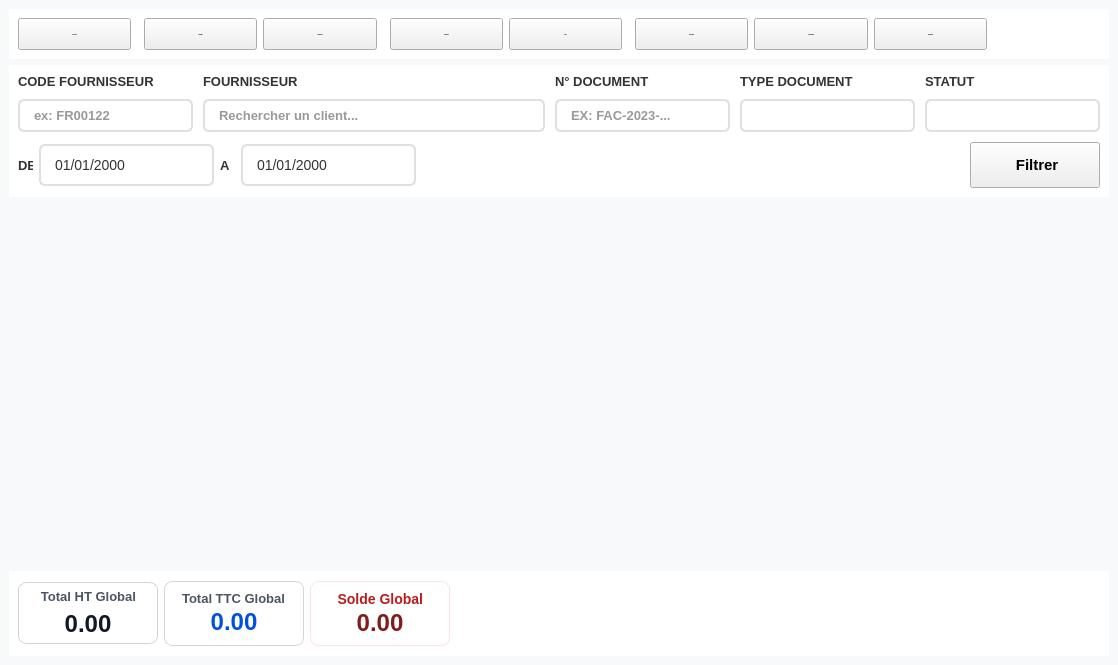
lak-barmajyat/AZENZ-Commercial, file modules/achats/liste_achats/achats.ui: the form before one commit.
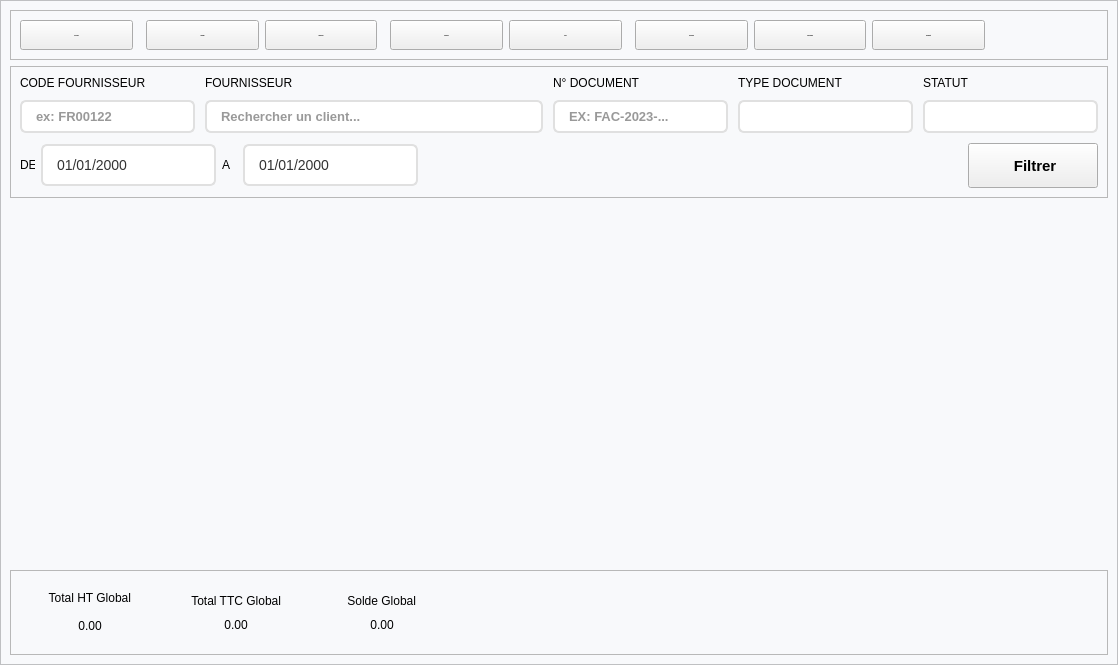
The form after the commit. Icons and pictures are not drawn. Custom widgets are drawn as their Qt base class.

Commit message: I forgot what changes I did here but I think I was fixing just the ui, nothing new, fixing the current files to be better

The edit to the form file:
```diff
--- a/modules/achats/liste_achats/achats.ui
+++ b/modules/achats/liste_achats/achats.ui
@@ -14,12 +14,90 @@
    <string>Form</string>
   </property>
   <property name="styleSheet">
-   <string notr="true">#Background {
+   <string notr="true">/* ==== AUTO-SYNCED QSS START (managed by theme/sync_qss.py) ==== */
+/* ===================================================================== *
+ * AZENZ - Global base style sheet                                       *
+ * Single source of truth for all windows.                               *
+ * Class-based for QFrame/QLabel; element-level for shared controls.     *
+ * ===================================================================== */
+
+#Background {
     background-color: #F8F9FB;
 }
 
+/* ===================================================================== *
+ * Labels - class based (no global QLabel rule)                          *
+ * ===================================================================== */
+QLabel[class="label"] {
+    color: #333333;
+    border: none;
+    background-color: transparent;
+    font-family: "Inter", "Tajawal";
+    font-size: 13px;
+    font-weight: 500;
+}
+
+QLabel[class="field-label"] {
+    color: #434655;
+    background: transparent;
+    border: none;
+    font-family: "Inter", "Tajawal";
+    font-size: 11px;
+    font-weight: 600;
+    text-transform: uppercase;
+}
+
+QLabel[class="title"] {
+    color: #191c1e;
+    background: transparent;
+    border: none;
+    font-family: "Inter", "Tajawal";
+    font-size: 28px;
+    font-weight: 700;
+}
+
+QLabel[class="subtitle"] {
+    color: #6b7280;
+    background: transparent;
+    border: none;
+    font-family: "Inter", "Tajawal";
+    font-size: 14px;
+    font-weight: 400;
+}
+
+QLabel[class="label-muted"] {
+    color: rgb(154, 153, 150);
+    background: transparent;
+    border: none;
+    font-family: "Inter", "Tajawal";
+    font-size: 12px;
+    font-weight: 400;
+}
+
+QLabel[class="section-title"] {
+    color: #191c1e;
+    background: transparent;
+    border: none;
+    font-family: "Inter", "Tajawal";
+    font-size: 18px;
+    font-weight: 600;
+}
+
+QLabel[class="separator"] {
+    background-color: rgba(195, 197, 216, 0.5);
+    border: none;
+    height: 1px;
+}
+
+QLabel[class="separator-dashed"] {
+    background-color: transparent;
+    border-top: 1px dashed #d9dde7;
+    min-height: 1px;
+    max-height: 1px;
+}
+
 /* QLineEdit has Icon */
-QLineEdit[class=&quot;icon-lineedit&quot;] {
+QLineEdit[class="icon-lineedit"] {
     background-color: #ffffff;
     border: 2px solid #e0e0e0;
     border-radius: 6px;
@@ -39,13 +117,13 @@
     background-color: #fbfcff;
 }
 
-QLineEdit[class=&quot;icon-lineedit&quot;]:disabled {
+QLineEdit[class="icon-lineedit"]:disabled {
     background-color: #f5f5f5;
     color: #a0a0a0;
     border: 2px solid #e8e8e8;
 }
 
-QLineEdit[class=&quot;icon-lineedit&quot;][readOnly=&quot;true&quot;] {
+QLineEdit[class="icon-lineedit"][readOnly="true"] {
     background-color: #fafafa;
     color: #666666;
     border: 2px dashed #cccccc;
@@ -59,7 +137,7 @@
     padding: 6px 12px;
     font-size: 13px;
     font-weight: 500;
-    font-family: &quot;Inter&quot;;
+    font-family: "Inter";
     color: #333333;
     
     selection-background-color: #0051df; 
@@ -81,16 +159,18 @@
     border: 2px solid #e8e8e8;
 }
 
-QLineEdit[readOnly=&quot;true&quot;] {
+QLineEdit[readOnly="true"] {
     background-color: #fafafa;
     color: #666666;
     border: 2px dashed #cccccc;
 }
 
 
-
+/* ===================================================================== *
+ * QPushButton (login)                                                   *
+ * ===================================================================== */
 /* Primary QPushButton Style */
-QPushButton[class=&quot;primary&quot;] {
+QPushButton[class="primary"] {
     background-color: #0051df;
     color: #ffffff;
     border: none;
@@ -98,7 +178,7 @@
     padding: 10px 16px;
     font-size: 12px;
     font-weight: 500;
-    font-family: &quot;Inter&quot;, &quot;Tajawal&quot;;
+    font-family: "Inter", "Tajawal";
 }
 
 QPushButton[class=&quot;primary&quot;]:hover {
@@ -115,7 +195,7 @@
 
 
 /* Outlined QPushButton Style */
-QPushButton[class=&quot;outlined&quot;] {
+QPushButton[class="outlined"] {
     background-color: #ffffff;
     color: #434655;
     border: 1px solid #c3c5d8;
@@ -123,7 +203,7 @@
     padding: 10px 16px;
     font-size: 12px;
     font-weight: 500;
-    font-family: &quot;Inter&quot;, &quot;Tajawal&quot;;
+    font-family: "Inter", "Tajawal";
 }    
 
 QPushButton[class=&quot;outlined&quot;]:hover {
@@ -140,7 +220,7 @@
 
 
 /* CardToolButton */
-QToolButton[class=&quot;card-button&quot;] {
+QToolButton[class="card-button"] {
     color: #000;
     padding: 15px;
     padding-top: 20px;
@@ -160,7 +240,7 @@
 }
 
 /* SidebarToolButton */
-QToolButton[class=&quot;sidebar-button&quot;] {
+QToolButton[class="sidebar-button"] {
     background-color: transparent;
     color: #4b5563;
     border: none;
@@ -171,10 +251,10 @@
     text-align: left;
     font-size: 15px;
     font-weight: 500;
-    font-family: &quot;Inter&quot;;
+    font-family: "Inter";
 }    
 
-QToolButton[class=&quot;sidebar-button&quot;]:checked {
+QToolButton[class="sidebar-button"]:checked {
     background-color: #d0e1fb;
     color: #0051df;
     border-left: 4px solid #0051df; 
@@ -191,7 +271,7 @@
 }    
 
 
-QToolButton[class=&quot;icon-button&quot;] {
+QToolButton[class="icon-button"] {
     background-color: transparent;
     border: none;
     border-radius: 21px;
@@ -226,7 +306,7 @@
     border: 2px solid #e0e0e0;
     border-radius: 6px;
     padding: 6px 12px;
-    font-family: &quot;Inter&quot;;
+    font-family: "Inter";
     font-size: 13px;
     font-weight: 500;
     color: #333333;
@@ -243,8 +323,6 @@
 }
 
 QComboBox::drop-down {
-    /* subcontrol-origin: padding; */
-    /* subcontrol-position: top right; */
     border: 6px;
 }
 
@@ -254,7 +332,7 @@
     border-radius: 0px;
     box-shadow: none;
     padding: 4px;
-    font-family: &quot;Inter&quot;;
+    font-family: "Inter";
     font-size: 13px;
     font-weight: 500;
     color: #333333;
@@ -288,19 +366,40 @@
     border-radius: 12px; 
 }    
 
+QMainWindow#LoginWindow {
+    background-color: rgb(255, 255, 255);
+    border-image: url(:/images/images/Corporate background.png) 0 0 0 0 stretch stretch;
+    background-repeat: no-repeat;
+}
 
-/* Frame */
-QFrame {
-    background-color: #ffffff;
-    border: none;
-}    
 
-QFrame[class=&quot;card&quot;] {
+/* ===================================================================== *
+ * Frames - class based (no global QFrame rule)                          *
+ * ===================================================================== */
+QFrame[class="card"] {
     background-color: #ffffff;
-    border: 1px solid #eaebf0; /* Soft gray border */
+    border: 2px solid #e2e3e8; /* Soft gray border */
     border-radius: 12px;
 }
 
+QFrame[class="header"] {
+    background-color: #f8fafc;       /* Very light slate/blue-gray tint */
+    border-top-left-radius: 8px;     /* Round only the top corners */
+    border-top-right-radius: 8px;
+    border-bottom-left-radius: 0px;
+    border-bottom-right-radius: 0px;
+    border-bottom: 1px solid #e2e8f0; /* Subtle bottom separator line */
+}
+
+QFrame[class="gframe"] {
+    background-color: transparent;   /* Blends seamlessly into sidebar background */
+    border: none;
+    
+    padding-left: 0px;              /* Indents child elements like modern web apps */
+    margin-top: 2px;
+    margin-bottom: 4px;
+}
+
 /* Bar Frames */
 QFrame#SidebarFrame, QFrame#FootSidebarFrame {
 	border-right: 1px solid #d0d0d0;
@@ -316,26 +415,88 @@
 }
 
 
-/* QLabel */
-QLabel {
-    color: #333333;
+/* ===================================================================== *
+ * Summary / stat cards - unified class based set                        *
+ * ===================================================================== */
+QFrame[class="summary-card"] {
+    background-color: #ffffff;
+    border: 1px solid #eaebf0;
+    border-radius: 12px;
+}
+
+QFrame[class="summary-card-inner"] {
+    background-color: #f8fafc;
+    border: 1px solid #e1e4ea;
+    border-radius: 8px;
+}
+
+QLabel[class="summary-title"] {
+    color: #434655;
+    background: transparent;
     border: none;
-    background-color: transparent;
-    font-family: &quot;Inter&quot;, &quot;Tajawal&quot;;
-    font-size: 13px;
+    font-family: "Inter", "Tajawal";
+    font-size: 12px;
+    font-weight: 600;
+}
+
+QLabel[class="summary-value"] {
+    color: #111827;
+    background: transparent;
+    border: none;
+    font-family: "Inter", "Tajawal";
+    font-size: 24px;
+    font-weight: 700;
+}
+
+QLabel[class="summary-value-primary"] {
+    color: #0051df;
+    background: transparent;
+    border: none;
+    font-family: "Inter", "Tajawal";
+    font-size: 24px;
+    font-weight: 700;
+}
+
+QLabel[class="summary-value-danger"] {
+    color: #dc2626;
+    background: transparent;
+    border: none;
+    font-family: "Inter", "Tajawal";
+    font-size: 24px;
+    font-weight: 700;
+}
+
+QLabel[class="summary-label"] {
+    color: #1f2937;
+    background: transparent;
+    border: none;
+    font-family: "Inter", "Tajawal";
+    font-size: 17px;
     font-weight: 500;
+}
 
+QLabel[class="summary-total"] {
+    color: #020617;
+    background: transparent;
+    border: none;
+    font-family: "Inter", "Tajawal";
+    font-size: 22px;
+    font-weight: 800;
 }
 
-/* SeparatorLine */
-QLabel[class=&quot;separator&quot;] {
-    background-color: rgba(195, 197, 216, 0.5);
+QLabel[class="summary-total-value"] {
+    color: #0051df;
+    background: transparent;
     border: none;
-    height: 1px;
+    font-family: "Inter", "Tajawal";
+    font-size: 28px;
+    font-weight: 800;
 }
 
 
-/* 1. The Main Table Container */
+/* ===================================================================== *
+ * Data tables                                                           *
+ * ===================================================================== */
 QTableWidget {
     background-color: #ffffff;
     border: 1px solid #eaebf0;
@@ -346,7 +507,6 @@
     outline: none;               /* Removes the dotted focus ring around selected cells */
 }
 
-/* 2. The Horizontal Header (Column Names) */
 QHeaderView::section:horizontal {
     background-color: #f8f9fa;   /* Light gray header background */
     color: #4b5563;              /* Muted text color */
@@ -357,7 +517,6 @@
     alignment: left;
 }
 
-/* 3. The Vertical Header (Row Numbers) - Usually hidden, but styled just in case */
 QHeaderView::section:vertical {
     background-color: #f8f9fa;
     color: #4b5563;
@@ -366,24 +525,20 @@
     padding: 4px;
 }
 
-/* 4. Table Items (The actual data cells) */
 QTableWidget::item {
     padding: 4px 12px;
     border-bottom: 1px solid #f3f4f6; /* Creates soft, horizontal row dividers */
 }
 
-/* 5. Hover State for Rows */
 QTableWidget::item:hover {
     background-color: #f8f9fa;
 }
 
-/* 6. Selected State */
 QTableWidget::item:selected {
     background-color: #eff4ff;   /* Very pale blue background */
     color: #0051df;              /* Your primary blue for text */
 }
 
-/* 7. The Top-Left Corner Button */
 QTableCornerButton::section {
     background-color: #f8f9fa;
     border: none;
@@ -392,13 +547,10 @@
 }
 
 
-
-
-/* ====================================================
-   PRIMARY BUTTON (Like &quot;Nouveau&quot;) 
-   Solid blue background, white text.
-==================================================== */
-QToolButton[class=&quot;primary&quot;] {
+/* ===================================================================== *
+ * Tool buttons                                                          *
+ * ===================================================================== */
+QToolButton[class="primary"] {
     background-color: #2563eb; /* Vibrant primary blue */
     color: #ffffff;            /* Pure white text */
     border: none;
@@ -416,16 +568,12 @@
     background-color: #1e40af; /* Deep blue when actively clicked */
 }
 
-/* Optional but recommended: A disabled state */
-QToolButton[class=&quot;primary&quot;]:disabled {
+QToolButton[class="primary"]:disabled {
     background-color: #93c5fd; /* Faded, washed-out blue */
     color: #f8fafc;            /* Slightly dimmed white text */
 }
-/* ====================================================
-   1. SECONDARY BUTTON (Like &quot;Modifier&quot;) 
-   Subtle gray background, dark text.
-==================================================== */
-QToolButton[class=&quot;secondary&quot;] {
+
+QToolButton[class="secondary"] {
     background-color: transparent; /* Soft gray background */
     color: #374151;            /* Dark slate gray text */
     border: none;
@@ -444,11 +592,7 @@
     background-color: #d1d5db; /* Noticeable press state */
 }
 
-/* ====================================================
-   2. SECONDARY DANGER BUTTON (Like &quot;Supprimer&quot;)
-   Transparent by default, turns red on hover.
-==================================================== */
-QToolButton[class=&quot;secondary-danger&quot;] {
+QToolButton[class="secondary-danger"] {
     background-color: transparent; /* Ghost button by default */
     color: #4b5563;                /* Muted gray text */
     border: none;
@@ -468,9 +612,10 @@
     color: #b91c1c;                /* Darker red text */
 }
 
-/* ====================================================
-   1. The Main DateEdit Input Box
-==================================================== */
+
+/* ===================================================================== *
+ * Date / time edits                                                     *
+ * ===================================================================== */
 QDateEdit {
     background-color: #ffffff;
     border: 2px solid #e0e0e0;       /* Matches your QComboBox */
@@ -490,9 +635,6 @@
     background-color: #fbfcff;       /* Very faint blue tint */
 }
 
-/* ====================================================
-   2. The Drop-down Button (Right Side)
-==================================================== */
 QDateEdit::drop-down {
     subcontrol-origin: padding;
     subcontrol-position: top right;
@@ -502,12 +644,74 @@
     border-bottom-right-radius: 6px;
 }
 
-/* 3. The Icon Inside the Drop-down */
 QDateEdit::down-arrow {
     image: url(&quot;:/icons/icons/Gcalendar.svg&quot;); /* Pro-tip: Use a calendar icon instead of an arrow */
     width: 16px;
     height: 16px;
 }
+
+
+/* ===================================================================== *
+ * Sidebar group toggles + tabs                                          *
+ * ===================================================================== */
+QToolButton[class="sidebar-gbutton"] {
+    background-color: #f3f4f6;       /* Soft light-gray background */
+    color: #4b5563;                  /* Muted slate text color */
+    border: none;
+    border-radius: 6px;
+    font-size: 13px;
+    font-weight: 600;                /* Semi-bold for category titles */
+    padding: 8px 14px;
+    text-align: left;                /* Keeps icon and text left-aligned */
+}
+
+QToolButton[class="sidebar-gbutton"]:hover {
+    background-color: #e5e7eb;       /* Darker gray feedback on hover */
+    color: #111827;                  /* High contrast text on hover */
+}
+
+QToolButton[class="sidebar-gbutton"][expanded="true"] {
+    background-color: #eff4ff;       /* Soft tint of your primary blue */
+    color: #0051df;                  /* Text turns primary blue when open */
+}
+
+QTabWidget::pane {
+    border: none;                     /* Removes the harsh default box */
+    border-top: 1px solid #e2e8f0;    /* Creates the continuous horizontal line under the tabs */
+    background: transparent;          /* Lets your main background color show through */
+}
+
+QTabBar::tab {
+    background: transparent;
+    color: #64748b;                   /* Muted slate-gray text */
+    font-size: 13px;
+    font-weight: 500;
+    padding: 10px 25px;               /* Breathing room around the text */
+    border-bottom: 2px solid transparent; /* Invisible border to reserve space */
+    
+    /* CRUCIAL TRICK: Pulls the tab down 1px so its bottom border 
+       perfectly overlaps the pane's top border line */
+    margin-bottom: -1px;              
+}
+
+QTabBar::tab:hover:!selected {
+    color: #1e293b;                   /* Darkens the text */
+    border-bottom: 2px solid #cbd5e1; /* Shows a subtle gray underline preview */
+}
+
+QTabBar::tab:selected {
+    color: #2563eb;                   /* Your vibrant primary blue */
+    border-bottom: 2px solid #2563eb; /* The thick blue active underline */
+}
+
+QTabBar:focus {
+    outline: none;
+}
+
+Line {
+	color: #e3e3e3;
+}
+/* ==== AUTO-SYNCED QSS END ==== */
 </string>
   </property>
   <layout class="QVBoxLayout" name="verticalLayout">
@@ -1319,30 +1523,7 @@
              <height>62</height>
             </size>
            </property>
-           <property name="styleSheet">
-            <string notr="true">/* ====================================================
-   CARD 1: TOTAL HT GLOBAL (Neutral Style)
-==================================================== */
-QFrame#FrameHT {
-    background-color: #ffffff;
-    border: 1px solid #d1d5db;
-    border-radius: 8px;
-}
-
-QLabel {
-    color: #4b5563;             /* Muted gray-slate */
-    font-size: 13px;
-    font-weight: 500;
-    background: transparent;
-}
-
-QLabel#ValueHT {
-    color: #111827;             /* Dark charcoal/black */
-    font-size: 24px;
-    font-weight: 700;
-    background: transparent;
-}</string>
-           </property>
+           
            <layout class="QVBoxLayout" name="totalBalanceLayout">
             <property name="leftMargin">
              <number>12</number>
@@ -1393,30 +1574,7 @@
              <height>65</height>
             </size>
            </property>
-           <property name="styleSheet">
-            <string notr="true">/* ====================================================
-   CARD 2: TOTAL TTC GLOBAL (Blue Accent Style)
-==================================================== */
-QFrame#FrameTTC {
-    background-color: #ffffff;
-    border: 1px solid #d1d5db;
-    border-radius: 8px;
-}
-
-QLabel {
-    color: #4b5563;             /* Muted gray-slate */
-    font-size: 13px;
-    font-weight: 500;
-    background: transparent;
-}
-
-QLabel#ValueTTC {
-    color: #0051df;             /* Vibrant primary blue */
-    font-size: 24px;
-    font-weight: 700;
-    background: transparent;
-}</string>
-           </property>
+           
            <layout class="QVBoxLayout" name="totalHtLayout">
             <property name="spacing">
              <number>2</number>
@@ -1458,30 +1616,7 @@
              <height>65</height>
             </size>
            </property>
-           <property name="styleSheet">
-            <string notr="true">/* ====================================================
-   CARD 3: SOLDE GLOBAL (Danger/Alert Red Style)
-==================================================== */
-QFrame#FrameSolde {
-    background-color: #ffffff;
-    border: 1px solid #fee2e2;   /* Light pastel red border */
-    border-radius: 8px;
-}
-
-QLabel {
-    color: #b91c1c;             /* Clear dark red for warning header */
-    font-size: 14px;
-    font-weight: 500;
-    background: transparent;
-}
-
-QLabel#ValueSolde {
-    color: #7f1d1d;             /* Very deep burgundy red for visibility */
-    font-size: 24px;
-    font-weight: 700;
-    background: transparent;
-}</string>
-           </property>
+           
            <layout class="QVBoxLayout" name="fffff">
             <property name="spacing">
              <number>2</number>
```
Left out of the diff: 118 changed lines with no effect on the pictures. The commit also changes 71 other files.
